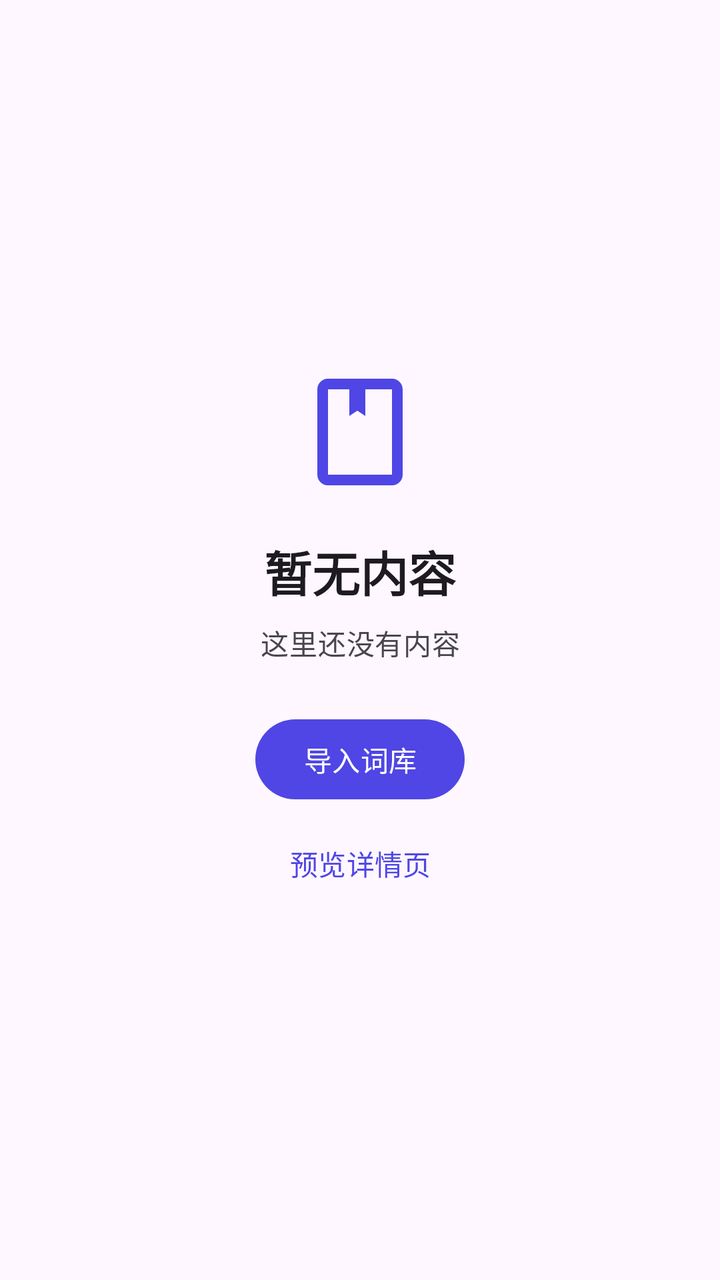
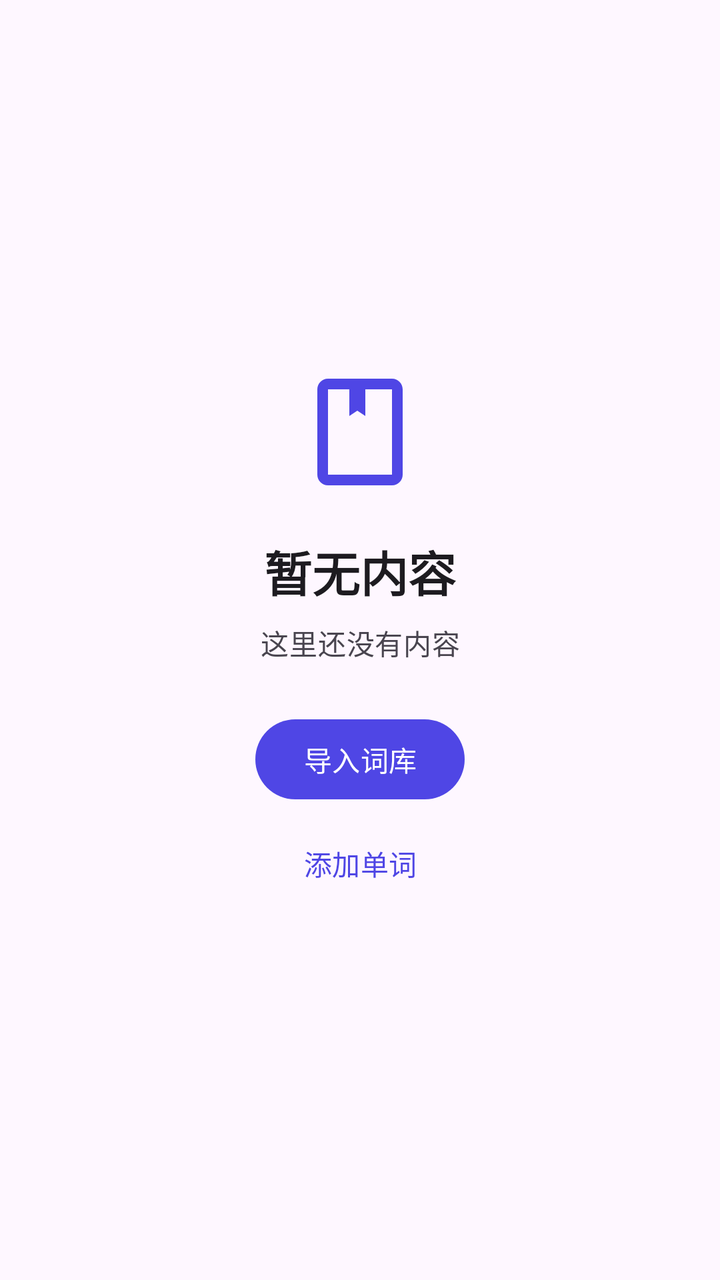

An Android layout rendered at two revisions. The XML below is the earlier revision; the diff shows what the commit changed to produce the second picture.
<!-- AndroidManifest.xml: application theme Theme.Dancijiyi -->
<!-- res/layout/view_state_empty.xml -->
<?xml version="1.0" encoding="utf-8"?>
<LinearLayout xmlns:android="http://schemas.android.com/apk/res/android"
    xmlns:app="http://schemas.android.com/apk/res-auto"
    android:layout_width="match_parent"
    android:layout_height="match_parent"
    android:background="?attr/colorSurface"
    android:gravity="center"
    android:orientation="vertical"
    android:padding="32dp">

    <ImageView
        android:id="@+id/empty_icon"
        android:layout_width="64dp"
        android:layout_height="64dp"
        android:contentDescription="@string/content_desc_empty_icon"
        android:src="@drawable/ic_empty_words"
        android:tint="?attr/colorPrimary" />

    <TextView
        android:id="@+id/empty_title"
        android:layout_width="wrap_content"
        android:layout_height="wrap_content"
        android:layout_marginTop="20dp"
        android:gravity="center"
        android:text="@string/empty_default_title"
        android:textAppearance="?attr/textAppearanceHeadlineSmall"
        android:textColor="?attr/colorOnSurface"
        android:textStyle="bold" />

    <TextView
        android:id="@+id/empty_message"
        android:layout_width="wrap_content"
        android:layout_height="wrap_content"
        android:layout_marginTop="8dp"
        android:gravity="center"
        android:lineSpacingExtra="4dp"
        android:text="@string/empty_default_message"
        android:textAppearance="?attr/textAppearanceBodyMedium"
        android:textColor="?attr/colorOnSurfaceVariant" />

    <com.google.android.material.button.MaterialButton
        android:id="@+id/empty_primary_button"
        android:layout_width="wrap_content"
        android:layout_height="wrap_content"
        android:layout_marginTop="24dp"
        android:text="@string/action_import" />

    <com.google.android.material.button.MaterialButton
        android:id="@+id/empty_secondary_button"
        style="@style/Widget.Material3.Button.TextButton"
        android:layout_width="wrap_content"
        android:layout_height="wrap_content"
        android:layout_marginTop="4dp"
        android:text="@string/action_preview_detail" />

</LinearLayout>
<!-- resources referenced by this layout -->
<resources>
  <!-- drawable ic_empty_words (drawable) -->
  <?xml version="1.0" encoding="utf-8"?>
  <vector xmlns:android="http://schemas.android.com/apk/res/android"
      android:width="64dp"
      android:height="64dp"
      android:viewportWidth="24"
      android:viewportHeight="24">
  
      <path
          android:fillColor="#FF000000"
          android:pathData="M18,2H6C4.9,2 4,2.9 4,4v16c0,1.1 0.9,2 2,2h12c1.1,0 2,-0.9 2,-2V4c0,-1.1 -0.9,-2 -2,-2zM9,4h1v5l1.5,-1 1.5,1V4h5v16H6V4h3z" />
  
  </vector>
  <string name="action_import">导入词库</string>
  <string name="action_preview_detail">预览详情页</string>
  <string name="content_desc_empty_icon">空状态图标</string>
  <string name="empty_default_message">这里还没有内容</string>
  <string name="empty_default_title">暂无内容</string>
  <style name="Theme.Dancijiyi" parent="Theme.Material3.DayNight.NoActionBar">
          <item name="colorPrimary">@color/indigo_600</item>
          <item name="colorOnPrimary">@color/white</item>
          <item name="colorPrimaryContainer">@color/indigo_100</item>
          <item name="colorOnPrimaryContainer">@color/indigo_900</item>
          <item name="android:statusBarColor">?attr/colorSurface</item>
          <item name="android:navigationBarColor">?attr/colorSurface</item>
          <item name="android:windowLightStatusBar">true</item>
          <item name="android:windowLightNavigationBar">true</item>
      </style>
  <color name="indigo_600">#4F46E5</color>
  <color name="white">#FFFFFF</color>
  <color name="indigo_100">#E0E7FF</color>
  <color name="indigo_900">#312E81</color>
</resources>

<!-- the commit's change to res/layout/view_state_empty.xml (unified diff, before → after) -->
@@ -51,6 +51,6 @@
         android:layout_width="wrap_content"
         android:layout_height="wrap_content"
         android:layout_marginTop="4dp"
-        android:text="@string/action_preview_detail" />
+        android:text="@string/action_add_word" />
 
 </LinearLayout>
<!-- resource entries referenced after the edit -->
@@ -13,8 +13,8 @@
           android:pathData="M18,2H6C4.9,2 4,2.9 4,4v16c0,1.1 0.9,2 2,2h12c1.1,0 2,-0.9 2,-2V4c0,-1.1 -0.9,-2 -2,-2zM9,4h1v5l1.5,-1 1.5,1V4h5v16H6V4h3z" />
   
   </vector>
+  <string name="action_add_word">添加单词</string>
   <string name="action_import">导入词库</string>
-  <string name="action_preview_detail">预览详情页</string>
   <string name="content_desc_empty_icon">空状态图标</string>
   <string name="empty_default_message">这里还没有内容</string>
   <string name="empty_default_title">暂无内容</string>
